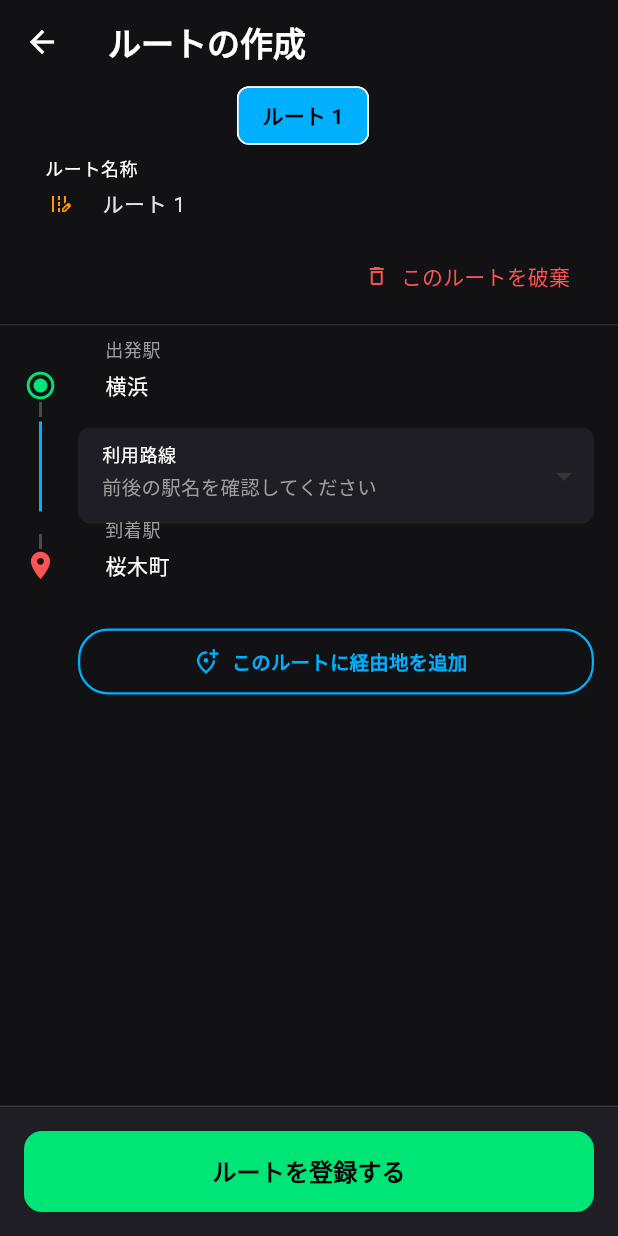
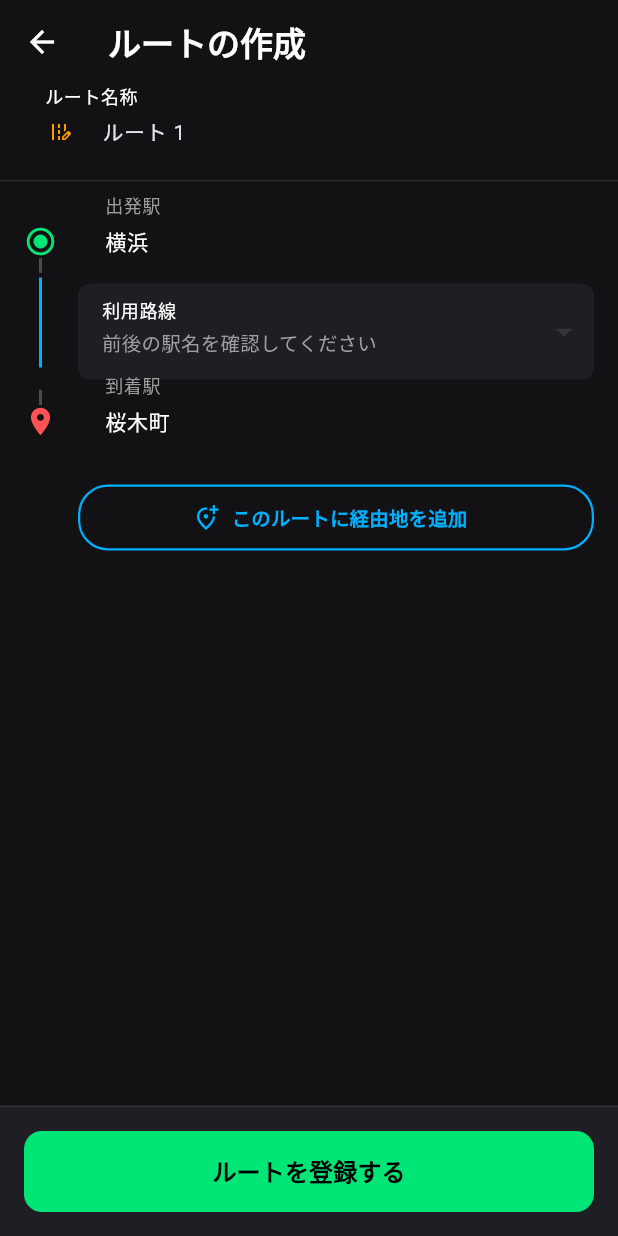
Before and after one commit to bluecat101/girinori, a Flutter app: the screen it shows after launch, after a tap on the "keyboard arrow left" icon, after a tap on the "add circle outline" icon, on a phone screen of 412 x 824 dp. Run offline on Flutter 3.47's test engine with Material 3 defaults, Android fonts, the phone set to English and light mode, and no system bars.

Commit message:
編集時/作成時の複数ルート管理関連のコードを削除

```diff
--- a/lib/controllers/route_input_controller.dart
+++ b/lib/controllers/route_input_controller.dart
@@ -40,9 +40,9 @@ class RouteInputController {
   late final TextEditingController arrivalController;
 
   // ============================================================
-  // Routes
+  // Route
   // ============================================================
-  final List<RouteInputData> routes = [];
+  RouteInputData route = RouteInputData(defaultName: 'ルート 1');
   int currentRouteIndex = 0;
 
   // ============================================================
@@ -63,9 +63,9 @@ class RouteInputController {
   // ============================================================
   // Getters
   // ============================================================
-  RouteInputData get currentRoute => routes[currentRouteIndex];
+  RouteInputData get currentRoute => route;
   int get totalNodes => currentRoute.viaStationControllers.length + 2;
-  int get routeCount => routes.length;
+  // int get routeCount => route.length;
 
   // ============================================================
   // 編集データから初期化
@@ -96,7 +96,8 @@ class RouteInputController {
         );
       }
     }
-    routes.add(inputData);
+    // this.route.add(inputData);
+    this.route = inputData;
   }
 
   // ============================================================
@@ -109,35 +110,7 @@ class RouteInputController {
     final route = RouteInputData(defaultName: 'ルート 1');
     // 最初の区間の路線選択欄を用意する
     route.selectedLines.add(null);
-    routes.add(route);
-  }
-
-  // ============================================================
-  // ルート追加
-  // ============================================================
-  // void addNewRouteTemplate() {
-  //   final nextNumber = routes.length + 1;
-  //   formKeys.add(GlobalKey<FormState>());
-  //   routes.add(RouteInputData(defaultName: 'ルート $nextNumber'));
-  //   currentRouteIndex = routes.length - 1;
-  // }
-
-  // ============================================================
-  // ルート削除
-  // ============================================================
-  void removeRoute() {
-    if (routes.length <= 1) {
-      return;
-    }
-
-    routes[currentRouteIndex].dispose();
-    routes.removeAt(currentRouteIndex);
-    formKey = GlobalKey<FormState>();
-    // if (currentRouteIndex >= routes.length) {
-    //   currentRouteIndex = routes.length - 1;
-    // } else {
-    //   currentRouteIndex = index;
-    // }
+    this.route = route;
   }
 
   // ============================================================
@@ -164,8 +137,7 @@ class RouteInputController {
     route.walkTimeControllers[viaIndex].dispose();
     route.viaStationControllers.removeAt(viaIndex);
     route.walkTimeControllers.removeAt(viaIndex);
-    // 経由駅を1つ削除すると、
-    // その駅に対応する路線を削除
+    // 経由駅を1つ削除すると、その駅に対応する路線を削除
     if (viaIndex + 1 < route.selectedLines.length) {
       route.selectedLines.removeAt(viaIndex + 1);
     }
@@ -278,65 +250,12 @@ class RouteInputController {
     );
   }
 
-  // List<TransitRoute> compileAllRoutes() {
-  //   print("compileAllRoutes");
-  //   final compiledRoutes = <TransitRoute>[];
-  //   for (int routeIndex = 0; routeIndex < routes.length; routeIndex++) {
-  //     final routeData = routes[routeIndex];
-  //     final segments = <TransitSegment>[];
-  //     final totalSegments = routeData.selectedLines.length;
-  //     for (int i = 0; i < totalSegments; i++) {
-  //       final String dep;
-  //       if (i == 0) {
-  //         dep = departureController.text;
-  //       } else {
-  //         dep = routeData.viaStationControllers[i - 1].text;
-  //       }
-
-  //       final String arr;
-  //       if (i == totalSegments - 1) {
-  //         arr = arrivalController.text;
-  //       } else {
-  //         arr = routeData.viaStationControllers[i].text;
-  //       }
-
-  //       final int walk;
-  //       if (i < routeData.walkTimeControllers.length) {
-  //         walk = int.tryParse(routeData.walkTimeControllers[i].text) ?? 0;
-  //       } else {
-  //         walk = 0;
-  //       }
-  //       segments.add(
-  //         TransitSegment(
-  //           departureStation: dep,
-  //           line: routeData.selectedLines[i] ?? '',
-  //           duration: 15,
-  //           arrivalStation: arr,
-  //           walkTimeAfter: walk,
-  //         ),
-  //       );
-  //     }
-
-  //     compiledRoutes.add(
-  //       TransitRoute(
-  //         id: '${DateTime.now().millisecondsSinceEpoch}$routeIndex',
-  //         name: routeData.nameController.text,
-  //         segments: segments,
-  //       ),
-  //     );
-  //   }
-  //   return compiledRoutes;
-  // }
-
   // ============================================================
   // Dispose
   // ============================================================
   void dispose() {
     departureController.dispose();
     arrivalController.dispose();
-    for (final route in routes) {
-      route.dispose();
-    }
   }
 
   /// ============================================================
--- a/lib/screens/add_route_screen.dart
+++ b/lib/screens/add_route_screen.dart
@@ -20,10 +20,6 @@ class AddRouteScreen extends StatefulWidget {
 
 class _AddRouteScreenState extends State<AddRouteScreen> {
   // 💡 共通のFormStateではなく、ルートごとに独立したFormKeyを持つことで全裏ルートを一括バリデーションする
-  // final List<GlobalKey<FormState>> _controller.formKeys = [];
-  final RouteInputData _route = RouteInputData(defaultName: 'ルート 1');
-  // final List<RouteInputData> _routes = [];
-  // int _currentRouteIndex = 0;
   late final RouteInputController _controller;
   final ScrollController _routeTabScrollController = ScrollController();
   // 💡 駅名が変更されたときに、路線選択のDropdownをリフレッシュするためのNotifier
@@ -43,18 +39,6 @@ class _AddRouteScreenState extends State<AddRouteScreen> {
     _controller.dispose();
     _stationChangeNotifier.dispose();
     super.dispose();
-  }
-
-  // void _addNewRouteTemplate() {
-  //   setState(() {
-  //     _controller.addNewRouteTemplate();
-  //   });
-  // }
-
-  void _removeRoute() {
-    setState(() {
-      _controller.removeRoute();
-    });
   }
 
   void _addTransferStation() {
@@ -77,52 +61,8 @@ class _AddRouteScreenState extends State<AddRouteScreen> {
         ),
         backgroundColor: Colors.transparent,
         elevation: 0,
-        // 💡 【改善②】横スクロール（SingleChildScrollView）にインジケータ（スクロールバー）を配置
-        bottom: PreferredSize(
-          preferredSize: const Size.fromHeight(48),
-          child: Container(
-            height: 48,
-            padding: const EdgeInsets.symmetric(horizontal: 8.0),
-            child: Scrollbar(
-              controller: _routeTabScrollController,
-              child: SingleChildScrollView(
-                scrollDirection: Axis.horizontal,
-                padding: const EdgeInsets.only(bottom: 6), // バーと被らないよう隙間を空ける
-                child: Row(
-                  children: [
-                    // for (int i = 0; i < _route.length; i++)
-                    Padding(
-                      padding: const EdgeInsets.symmetric(horizontal: 4.0),
-                      child: Chip(
-                        label: Text(
-                          _controller.currentRoute.nameController.text.isEmpty
-                              ? 'ルート'
-                              : _controller.currentRoute.nameController.text,
-                        ),
-                        backgroundColor: const Color(0xFF00B0FF),
-                        labelStyle: const TextStyle(
-                          color: Colors.black,
-                          fontWeight: FontWeight.bold,
-                        ),
-                      ),
-                    ),
-                    // IconButton(
-                    //   icon: const Icon(
-                    //     Icons.add_circle_outline,
-                    //     color: Color(0xFF00E676),
-                    //   ),
-                    //   onPressed: _addNewRouteTemplate,
-                    //   tooltip: "別のルートを追加",
-                    // ),
-                    const SizedBox(width: 8),
-                  ],
-                ),
-              ),
-            ),
-          ),
-        ),
       ),
-      // 💡 【改善③】非表示ルートの入力項目も裏側で破棄されないよう、Key値を現在のルートインデックスで固定してフォームを作成
+      // 非表示ルートの入力項目も裏側で破棄されないよう、Key値を現在のルートインデックスで固定してフォームを作成
       body: Form(
         key: _controller.formKey, // 表示中ルートのキー
         child: Column(
@@ -139,18 +79,6 @@ class _AddRouteScreenState extends State<AddRouteScreen> {
                     "ルート名称",
                     "例: 京浜東北線経由",
                     icon: Icons.edit_road,
-                  ),
-                  // if (_route.length > 1)
-                  Align(
-                    alignment: Alignment.centerRight,
-                    child: TextButton.icon(
-                      style: TextButton.styleFrom(
-                        foregroundColor: Colors.redAccent,
-                      ),
-                      icon: const Icon(Icons.delete_outline, size: 16),
-                      label: const Text("このルートを破棄"),
-                      onPressed: () => _removeRoute(),
-                    ),
                   ),
                 ],
               ),
@@ -233,23 +161,13 @@ class _AddRouteScreenState extends State<AddRouteScreen> {
                   onPressed: () {
                     // 💡 【改善④】すべてのルート（非表示含む）のバリデーションを一括チェック
                     bool allValid = true;
-                    int firstErrorIndex = -1;
-
-                    // for (int i = 0; i < _controller.formKey.length; i++) {
                     // 隠れているルートのフォームを一時的に検証するために、現在のインデックスを偽装してチェック
                     if (!_controller.formKey.currentState!.validate()) {
                       allValid = false;
-                      // if (firstErrorIndex == -1) {
-                      //   firstErrorIndex = i; // 最初に不備が見つかったルート番号を記憶
-                      // }
                     }
-                    // }
 
+                    // 不備があればSnackBarで通知して登録処理を中断
                     if (!allValid) {
-                      // 不備がある最初のルートへ自動ジャンプしてユーザーに知らせる
-                      // setState(() {
-                      //   _currentRouteIndex = firstErrorIndex;
-                      // });
                       ScaffoldMessenger.of(context).showSnackBar(
                         SnackBar(
                           content: Text('ルートに未入力などの不備があります。'),
@@ -265,9 +183,6 @@ class _AddRouteScreenState extends State<AddRouteScreen> {
                     Navigator.pop(context, result);
                   },
                   child: Text(
-                    //   widget.editingRoute != null
-                    //       ? "全 ${_routes.length} 個の変更を保存する"
-                    //       : "全 ${_routes.length} 個のルートを一括登録する",
                     widget.editingRoute != null ? "変更を保存する" : "ルートを登録する",
                     style: const TextStyle(
                       fontWeight: FontWeight.bold,
```
